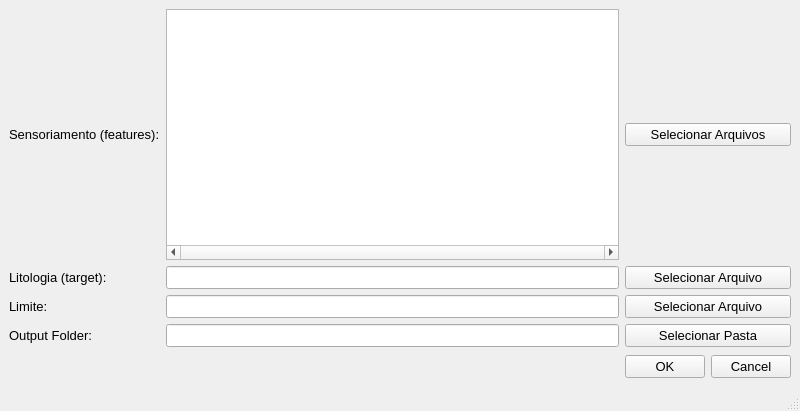
This is uis/MainWindow.ui in marcosbr/predictive-geology-maps as Qt 5 draws it before an edit. The edited form follows.
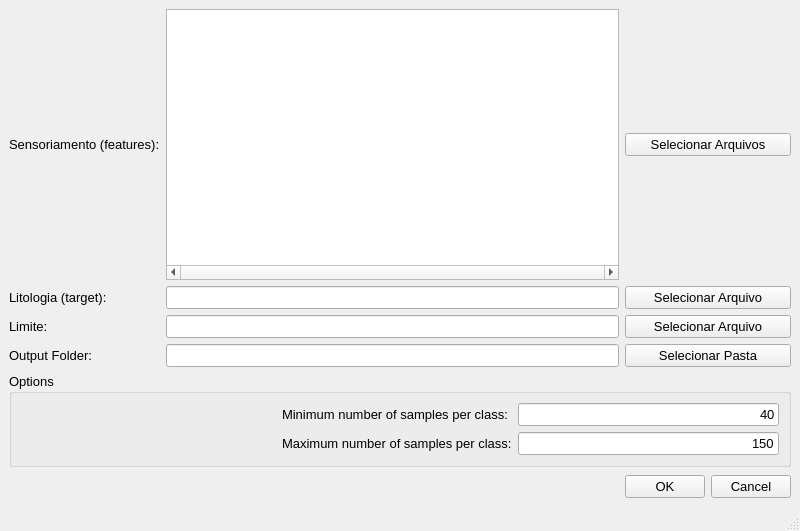
This is the edited form.

Commit message:
Create min and max number of samples options
open to user select minimum and maximum number of samples per class

Patch:
```diff
--- a/uis/MainWindow.ui
+++ b/uis/MainWindow.ui
@@ -7,7 +7,7 @@
     <x>0</x>
     <y>0</y>
     <width>800</width>
-    <height>411</height>
+    <height>531</height>
    </rect>
   </property>
   <property name="font">
@@ -20,24 +20,13 @@
   </property>
   <widget class="QWidget" name="centralwidget">
    <layout class="QGridLayout" name="gridLayout">
-    <item row="4" column="0">
-     <widget class="QLabel" name="label_output">
-      <property name="text">
-       <string>Output Folder:</string>
-      </property>
-     </widget>
+    <item row="2" column="1">
+     <widget class="QLineEdit" name="lineEdit_inputFileLito"/>
     </item>
-    <item row="5" column="2">
-     <widget class="QPushButton" name="pushButton_OK">
+    <item row="2" column="2" colspan="2">
+     <widget class="QPushButton" name="pushButton_inputFileLito">
       <property name="text">
-       <string>OK</string>
-      </property>
-     </widget>
-    </item>
-    <item row="1" column="2" colspan="2">
-     <widget class="QPushButton" name="pushButton_inputFilesFeatures">
-      <property name="text">
-       <string>Selecionar Arquivos</string>
+       <string>Selecionar Arquivo</string>
       </property>
      </widget>
     </item>
@@ -63,27 +52,17 @@
       </property>
      </widget>
     </item>
-    <item row="1" column="0">
-     <widget class="QLabel" name="label_inputFeatures">
+    <item row="1" column="2" colspan="2">
+     <widget class="QPushButton" name="pushButton_inputFilesFeatures">
       <property name="text">
-       <string>Sensoriamento (features):</string>
+       <string>Selecionar Arquivos</string>
       </property>
      </widget>
     </item>
-    <item row="4" column="1">
-     <widget class="QLineEdit" name="lineEdit_outputDir"/>
-    </item>
-    <item row="3" column="0">
-     <widget class="QLabel" name="label_inputLimit">
+    <item row="7" column="2">
+     <widget class="QPushButton" name="pushButton_OK">
       <property name="text">
-       <string>Limite:</string>
-      </property>
-     </widget>
-    </item>
-    <item row="5" column="3">
-     <widget class="QPushButton" name="pushButton_Cancel">
-      <property name="text">
-       <string>Cancel</string>
+       <string>OK</string>
       </property>
      </widget>
     </item>
@@ -94,10 +73,7 @@
       </property>
      </widget>
     </item>
-    <item row="3" column="1">
-     <widget class="QLineEdit" name="lineEdit_inputFileLimit"/>
-    </item>
-    <item row="5" column="0" colspan="2">
+    <item row="7" column="0" colspan="2">
      <spacer name="horizontalSpacer">
       <property name="orientation">
        <enum>Qt::Horizontal</enum>
@@ -110,7 +86,7 @@
       </property>
      </spacer>
     </item>
-    <item row="4" column="2" colspan="2">
+    <item row="5" column="2" colspan="2">
      <widget class="QPushButton" name="pushButton_outputDir">
       <property name="text">
        <string>Selecionar Pasta</string>
@@ -124,16 +100,111 @@
       </property>
      </widget>
     </item>
-    <item row="2" column="1">
-     <widget class="QLineEdit" name="lineEdit_inputFileLito"/>
+    <item row="3" column="1">
+     <widget class="QLineEdit" name="lineEdit_inputFileLimit"/>
     </item>
-    <item row="2" column="2" colspan="2">
-     <widget class="QPushButton" name="pushButton_inputFileLito">
+    <item row="7" column="3">
+     <widget class="QPushButton" name="pushButton_Cancel">
       <property name="text">
-       <string>Selecionar Arquivo</string>
+       <string>Cancel</string>
       </property>
      </widget>
     </item>
+    <item row="1" column="0">
+     <widget class="QLabel" name="label_inputFeatures">
+      <property name="text">
+       <string>Sensoriamento (features):</string>
+      </property>
+     </widget>
+    </item>
+    <item row="5" column="1">
+     <widget class="QLineEdit" name="lineEdit_outputDir"/>
+    </item>
+    <item row="3" column="0">
+     <widget class="QLabel" name="label_inputLimit">
+      <property name="text">
+       <string>Limite:</string>
+      </property>
+     </widget>
+    </item>
+    <item row="5" column="0">
+     <widget class="QLabel" name="label_output">
+      <property name="text">
+       <string>Output Folder:</string>
+      </property>
+     </widget>
+    </item>
+    <item row="6" column="0" colspan="4">
+     <widget class="QGroupBox" name="groupBox_options">
+      <property name="title">
+       <string>Options</string>
+      </property>
+      <layout class="QGridLayout" name="gridLayout_2">
+       <item row="1" column="1">
+        <widget class="QLabel" name="label_maxSamples">
+         <property name="text">
+          <string>Maximum number of samples per class:</string>
+         </property>
+        </widget>
+       </item>
+       <item row="1" column="2">
+        <widget class="QLineEdit" name="lineEdit_maxSamples">
+         <property name="toolTip">
+          <string>Classses with more samples than the number indicated here will be randomly selected.</string>
+         </property>
+         <property name="inputMask">
+          <string/>
+         </property>
+         <property name="text">
+          <string>150</string>
+         </property>
+         <property name="alignment">
+          <set>Qt::AlignRight|Qt::AlignTrailing|Qt::AlignVCenter</set>
+         </property>
+        </widget>
+       </item>
+       <item row="0" column="1">
+        <widget class="QLabel" name="label_atLeast">
+         <property name="text">
+          <string>Minimum number of samples per class:</string>
+         </property>
+        </widget>
+       </item>
+       <item row="0" column="2">
+        <widget class="QLineEdit" name="lineEdit_atLeast">
+         <property name="toolTip">
+          <string>Classses with fewer samples than the number indicated here will be discarded.</string>
+         </property>
+         <property name="layoutDirection">
+          <enum>Qt::LeftToRight</enum>
+         </property>
+         <property name="inputMask">
+          <string/>
+         </property>
+         <property name="text">
+          <string>40</string>
+         </property>
+         <property name="alignment">
+          <set>Qt::AlignRight|Qt::AlignTrailing|Qt::AlignVCenter</set>
+         </property>
+        </widget>
+       </item>
+       <item row="0" column="0">
+        <spacer name="horizontalSpacer_2">
+         <property name="orientation">
+          <enum>Qt::Horizontal</enum>
+         </property>
+         <property name="sizeHint" stdset="0">
+          <size>
+           <width>40</width>
+           <height>20</height>
+          </size>
+         </property>
+        </spacer>
+       </item>
+      </layout>
+     </widget>
+    </item>
    </layout>
   </widget>
   <widget class="QMenuBar" name="menubar">
```
The commit also changes 3 other files.
